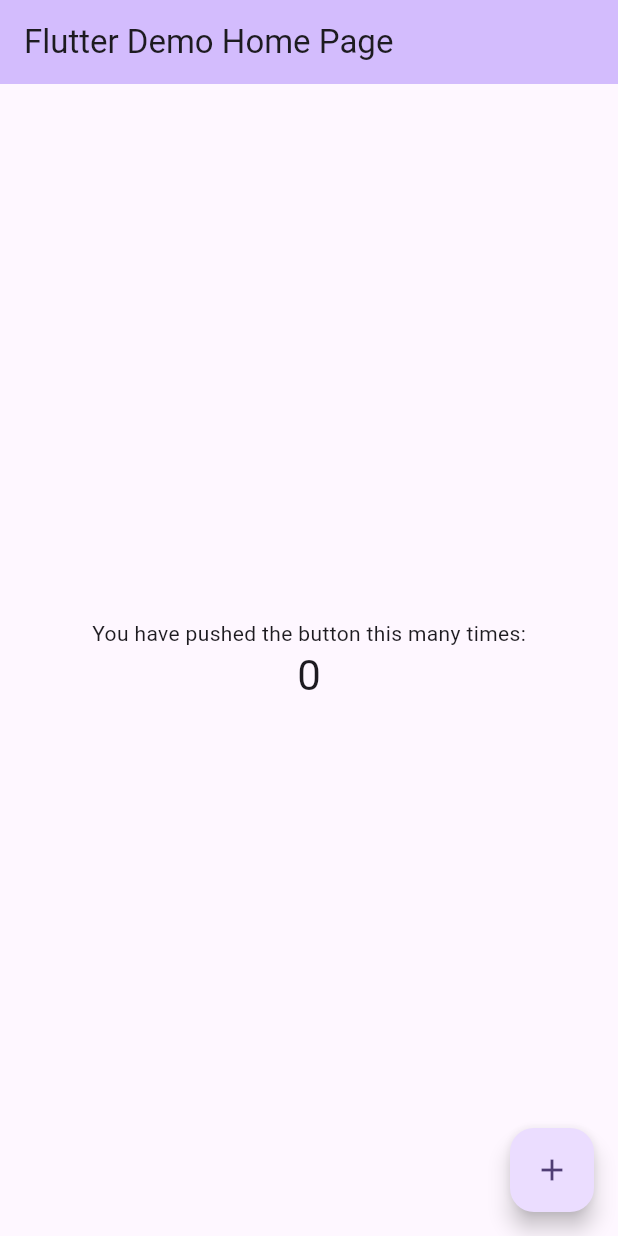
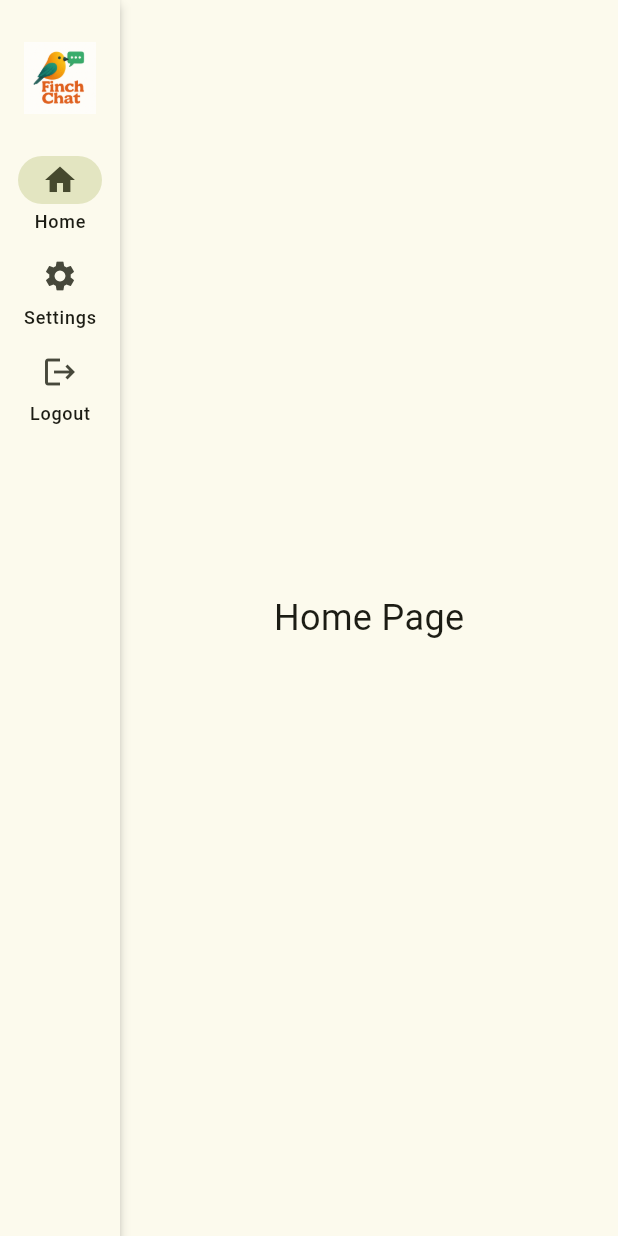
Before and after one commit to FinchChat/FinchChat, a Flutter app: the screen it shows after launch, on a phone screen of 412 x 824 dp. Run offline on Flutter 3.47's test engine with Material 3 defaults, Android fonts, the phone set to English and light mode, and no system bars.

Commit message:
feat: setup sidebar

```diff
--- a/lib/main.dart
+++ b/lib/main.dart
@@ -1,3 +1,4 @@
+import 'package:finch_chat/utils/theme.dart';
 import 'package:flutter/material.dart';
 
 void main() {
@@ -7,45 +8,18 @@
 class MyApp extends StatelessWidget {
   const MyApp({super.key});
 
-  // This widget is the root of your application.
   @override
   Widget build(BuildContext context) {
     return MaterialApp(
-      title: 'Flutter Demo',
-      theme: ThemeData(
-        // This is the theme of your application.
-        //
-        // TRY THIS: Try running your application with "flutter run". You'll see
-        // the application has a purple toolbar. Then, without quitting the app,
-        // try changing the seedColor in the colorScheme below to Colors.green
-        // and then invoke "hot reload" (save your changes or press the "hot
-        // reload" button in a Flutter-supported IDE, or press "r" if you used
-        // the command line to start the app).
-        //
-        // Notice that the counter didn't reset back to zero; the application
-        // state is not lost during the reload. To reset the state, use hot
-        // restart instead.
-        //
-        // This works for code too, not just values: Most code changes can be
-        // tested with just a hot reload.
-        colorScheme: ColorScheme.fromSeed(seedColor: Colors.deepPurple),
-      ),
-      home: const MyHomePage(title: 'Flutter Demo Home Page'),
+      title: 'Finch Chat',
+      theme: finchChatTheme,
+      home: const MyHomePage(title: 'Finch Chat'),
     );
   }
 }
 
 class MyHomePage extends StatefulWidget {
   const MyHomePage({super.key, required this.title});
-
-  // This widget is the home page of your application. It is stateful, meaning
-  // that it has a State object (defined below) that contains fields that affect
-  // how it looks.
-
-  // This class is the configuration for the state. It holds the values (in this
-  // case the title) provided by the parent (in this case the App widget) and
-  // used by the build method of the State. Fields in a Widget subclass are
-  // always marked "final".
 
   final String title;
 
@@ -54,69 +28,60 @@
 }
 
 class _MyHomePageState extends State<MyHomePage> {
-  int _counter = 0;
-
-  void _incrementCounter() {
-    setState(() {
-      // This call to setState tells the Flutter framework that something has
-      // changed in this State, which causes it to rerun the build method below
-      // so that the display can reflect the updated values. If we changed
-      // _counter without calling setState(), then the build method would not be
-      // called again, and so nothing would appear to happen.
-      _counter++;
-    });
-  }
+  int selectedIndex = 0;
 
   @override
   Widget build(BuildContext context) {
-    // This method is rerun every time setState is called, for instance as done
-    // by the _incrementCounter method above.
-    //
-    // The Flutter framework has been optimized to make rerunning build methods
-    // fast, so that you can just rebuild anything that needs updating rather
-    // than having to individually change instances of widgets.
     return Scaffold(
-      appBar: AppBar(
-        // TRY THIS: Try changing the color here to a specific color (to
-        // Colors.amber, perhaps?) and trigger a hot reload to see the AppBar
-        // change color while the other colors stay the same.
-        backgroundColor: Theme.of(context).colorScheme.inversePrimary,
-        // Here we take the value from the MyHomePage object that was created by
-        // the App.build method, and use it to set our appbar title.
-        title: Text(widget.title),
+      body: Row(
+        children: [
+          NavigationRail(
+            elevation: 3,
+            selectedIndex: selectedIndex,
+            onDestinationSelected: (int index) {
+              setState(() {
+                selectedIndex = index;
+              });
+            },
+            labelType: NavigationRailLabelType.all,
+            leading: Padding(
+              // Optional padding around the logo
+              padding: const EdgeInsets.symmetric(vertical: 20.0),
+              child: Image.asset(
+                'assets/images/logo.png',
+                width: 48, // Adjust width as needed
+                height: 48, // Adjust height as needed
+              ),
+            ),
+            destinations: [
+              NavigationRailDestination(
+                icon: Icon(Icons.home),
+                label: Text('Home'),
+              ),
+              NavigationRailDestination(
+                icon: Icon(Icons.settings),
+                label: Text('Settings'),
+              ),
+              NavigationRailDestination(
+                icon: Icon(Icons.logout),
+                label: Text('Logout'),
+              ),
+            ],
+          ),
+          Expanded(
+            child: Center(
+              child: Text(
+                selectedIndex == 0
+                    ? 'Home Page'
+                    : selectedIndex == 1
+                    ? 'Settings Page'
+                    : 'Logout Page',
+                style: TextStyle(fontSize: 24),
+              ),
+            ),
+          ),
+        ],
       ),
-      body: Center(
-        // Center is a layout widget. It takes a single child and positions it
-        // in the middle of the parent.
-        child: Column(
-          // Column is also a layout widget. It takes a list of children and
-          // arranges them vertically. By default, it sizes itself to fit its
-          // children horizontally, and tries to be as tall as its parent.
-          //
-          // Column has various properties to control how it sizes itself and
-          // how it positions its children. Here we use mainAxisAlignment to
-          // center the children vertically; the main axis here is the vertical
-          // axis because Columns are vertical (the cross axis would be
-          // horizontal).
-          //
-          // TRY THIS: Invoke "debug painting" (choose the "Toggle Debug Paint"
-          // action in the IDE, or press "p" in the console), to see the
-          // wireframe for each widget.
-          mainAxisAlignment: MainAxisAlignment.center,
-          children: <Widget>[
-            const Text('You have pushed the button this many times:'),
-            Text(
-              '$_counter',
-              style: Theme.of(context).textTheme.headlineMedium,
-            ),
-          ],
-        ),
-      ),
-      floatingActionButton: FloatingActionButton(
-        onPressed: _incrementCounter,
-        tooltip: 'Increment',
-        child: const Icon(Icons.add),
-      ), // This trailing comma makes auto-formatting nicer for build methods.
     );
   }
 }
--- /dev/null
+++ b/lib/utils/color.dart
@@ -0,0 +1,5 @@
+import 'package:flutter/material.dart';
+
+class FinchChatColor {
+  static const Color primary = Color(0xFFF5F5DC);
+}
--- /dev/null
+++ b/lib/utils/theme.dart
@@ -0,0 +1,6 @@
+import 'package:finch_chat/utils/color.dart';
+import 'package:flutter/material.dart';
+
+ThemeData finchChatTheme = ThemeData(
+  colorScheme: ColorScheme.fromSeed(seedColor: FinchChatColor.primary),
+);
--- a/pubspec.yaml
+++ b/pubspec.yaml
@@ -56,10 +56,8 @@ flutter:
   # the material Icons class.
   uses-material-design: true
 
-  # To add assets to your application, add an assets section, like this:
-  # assets:
-  #   - images/a_dot_burr.jpeg
-  #   - images/a_dot_ham.jpeg
+  assets:
+    - assets/images/
 
   # An image asset can refer to one or more resolution-specific "variants", see
   # https://flutter.dev/to/resolution-aware-images
```
Also changed, not shown: assets/images/logo.png (added), 3 other files.
